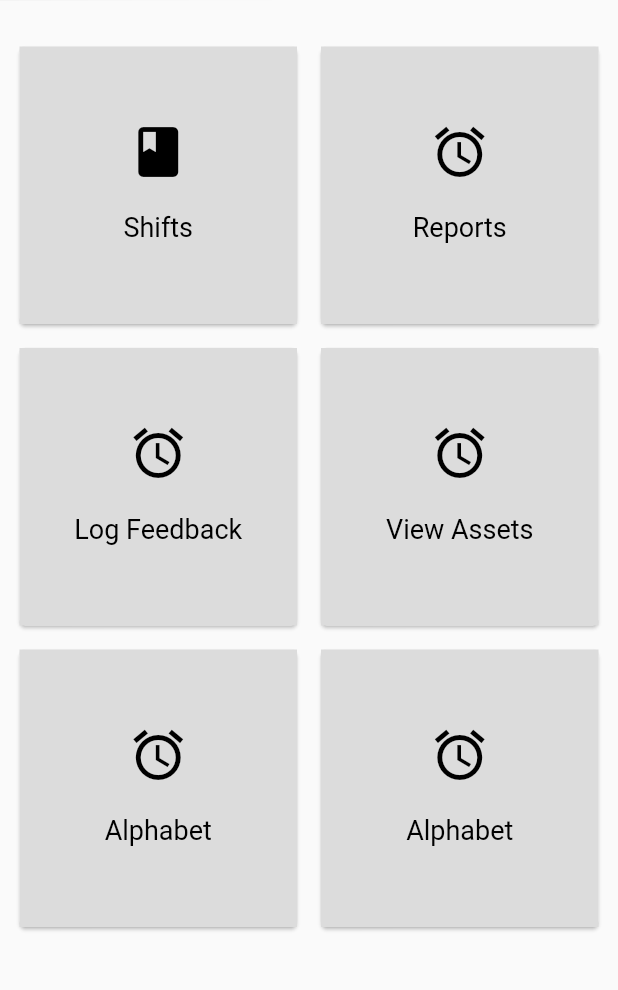
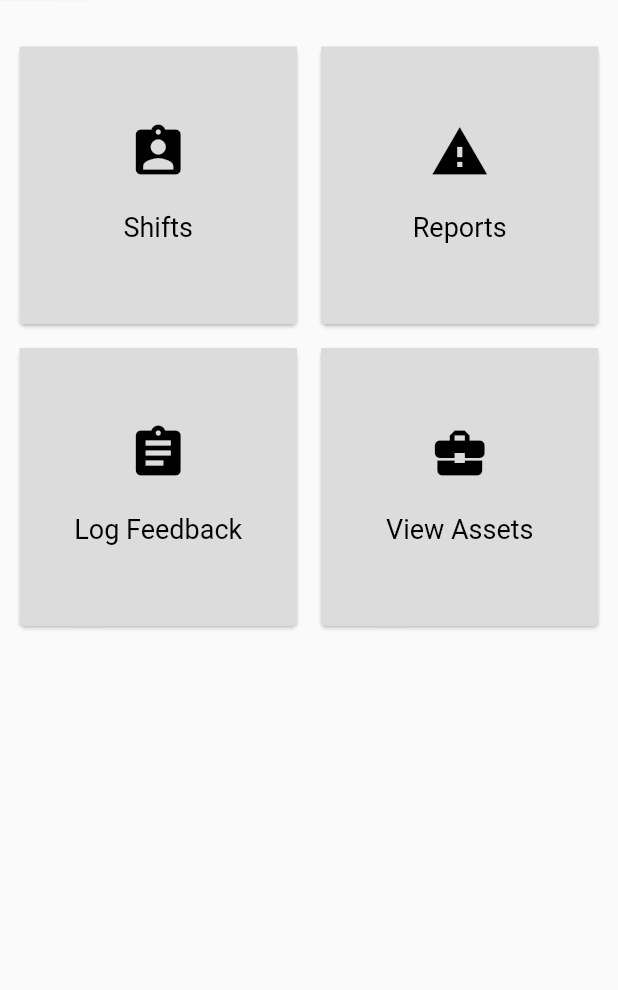
Before and after one commit to cos301-2019-se/ERP-Ranger-Mobile-Application, a Flutter app: the DashboardScreen screen opened directly, on a phone screen of 412 x 824 dp, the part 84-1074 px from its top. Run offline on Flutter 3.47's test engine with Material 2 defaults, Android fonts, the phone set to English and light mode, and no system bars; our stand-ins replace firebase_auth; accounts and stored records are empty.

Commit message:
Update home screen functionality

```diff
--- a/erp_ranger_app/lib/screens/dashboard.dart
+++ b/erp_ranger_app/lib/screens/dashboard.dart
@@ -30,27 +30,17 @@ class _DashboardScreenState extends State<DashboardScreen> {
           padding: EdgeInsets.all(3.0),
           children: <Widget>[
             // TODO rename
-            makeDashboardItem("Shifts", Icons.book),
-            makeDashboardItem("Reports", Icons.alarm),
-            makeDashboardItem("Log Feedback", Icons.alarm),
-            makeDashboardItem("View Assets", Icons.alarm),
-            makeDashboardItem("Alphabet", Icons.alarm),
-            makeDashboardItem("Alphabet", Icons.alarm)
+            makeDashboardItem("Shifts", Icons.assignment_ind),
+            makeDashboardItem("Reports", Icons.warning),
+            makeDashboardItem("Log Feedback", Icons.assignment),
+            makeDashboardItem("View Assets", Icons.business_center)
           ],
         ),
       ),
     );
   }
 
-  Card makeDashboardItem(String title, IconData icon) {
-    return Card(
-        elevation: 1.0,
-        margin: new EdgeInsets.all(8.0),
-        child: Container(
-          decoration: BoxDecoration(color: Color.fromRGBO(220, 220, 220, 1.0)),
-          child: new InkWell(
-            // Bind individual screens to buttons TODO add various screen links
-            onTap: () {
+  void _openScreen(String title) {
     if (title == "Shifts") {
       //Navigator.pop(context);
       Navigator.push(context, new MaterialPageRoute(
@@ -67,6 +57,18 @@ class _DashboardScreenState extends State<DashboardScreen> {
       Navigator.push(context, new MaterialPageRoute(
           builder: (context) => new EndOfShiftScreen()));
     }
+  }
+
+  Card makeDashboardItem(String title, IconData icon) {
+    return Card(
+        elevation: 1.0,
+        margin: new EdgeInsets.all(8.0),
+        child: Container(
+          decoration: BoxDecoration(color: Color.fromRGBO(220, 220, 220, 1.0)),
+          child: new InkWell(
+            // Bind individual screens to buttons TODO add various screen links
+            onTap: () {
+              _openScreen(title);
             },
             child: Column(
               crossAxisAlignment: CrossAxisAlignment.stretch,
```
Lines whose indentation alone changed are shown as unchanged.
